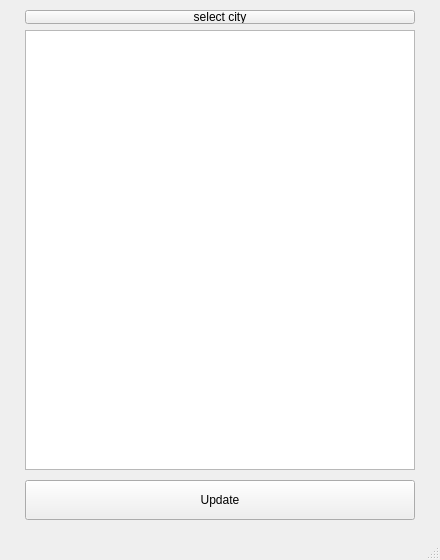
Before: the Qt Designer form mainwindow.ui in VtripleG/weather_app, drawn with Qt 5.
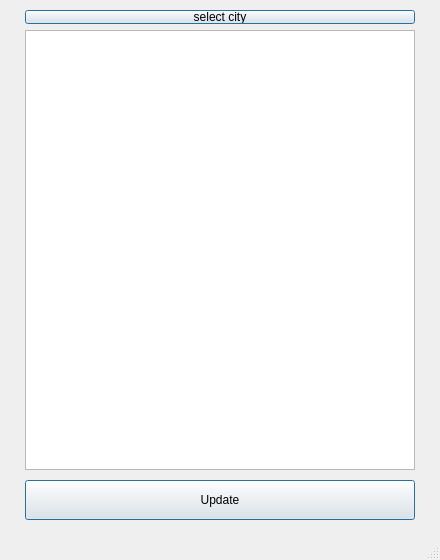
After: the same form once the commit is applied.

What changed in the file:
```diff
--- a/mainwindow.ui
+++ b/mainwindow.ui
@@ -83,6 +83,9 @@
     <property name="text">
      <string>Update</string>
     </property>
+    <property name="default">
+     <bool>true</bool>
+    </property>
    </widget>
    <widget class="QTextBrowser" name="textBrowser">
     <property name="enabled">
@@ -124,6 +127,9 @@
     <property name="text">
      <string>select city</string>
     </property>
+    <property name="default">
+     <bool>true</bool>
+    </property>
    </widget>
   </widget>
   <widget class="QStatusBar" name="statusbar"/>
```
Left out of the diff: 1 changed line with no effect on the pictures.
